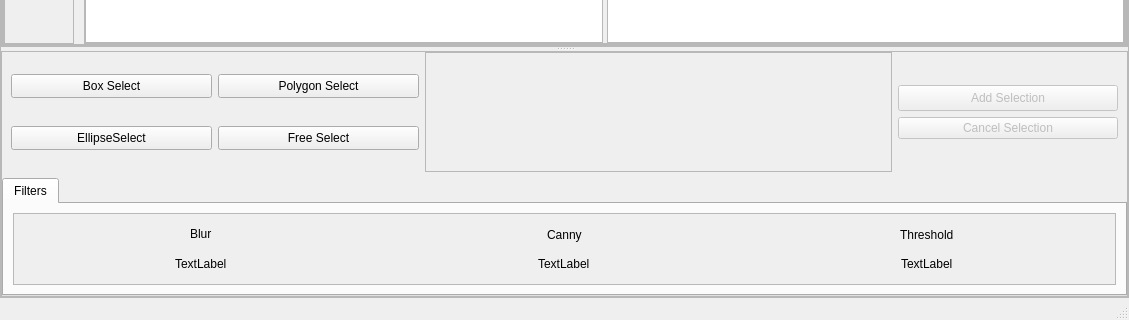
First picture: the form in Qt/InstaDam/app/instadam.ui, repository Vedhus/InstaDam, before the edit; both pictures show x 0 to 1129 and y 663 to 983 of the 1129 by 983 pixel window.
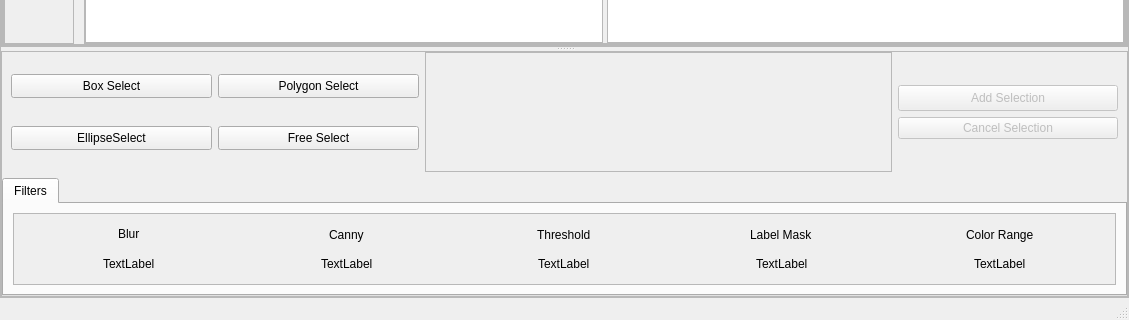
Second picture: the form after the edit. Custom widgets are drawn as their Qt base class.

Commit message: Label pixmaps

Diff of the .ui file:
```diff
--- a/Qt/InstaDam/app/instadam.ui
+++ b/Qt/InstaDam/app/instadam.ui
@@ -718,6 +718,20 @@
                          </property>
                         </widget>
                        </item>
+                       <item alignment="Qt::AlignHCenter">
+                        <widget class="QLabel" name="label_2">
+                         <property name="text">
+                          <string>Label Mask</string>
+                         </property>
+                        </widget>
+                       </item>
+                       <item alignment="Qt::AlignHCenter">
+                        <widget class="QLabel" name="label_3">
+                         <property name="text">
+                          <string>Color Range</string>
+                         </property>
+                        </widget>
+                       </item>
                       </layout>
                      </item>
                      <item>
@@ -743,6 +757,20 @@
                          </property>
                         </widget>
                        </item>
+                       <item alignment="Qt::AlignHCenter">
+                        <widget class="PicPushButton" name="labelmask_label">
+                         <property name="text">
+                          <string>TextLabel</string>
+                         </property>
+                        </widget>
+                       </item>
+                       <item alignment="Qt::AlignHCenter">
+                        <widget class="PicPushButton" name="colorrange_label">
+                         <property name="text">
+                          <string>TextLabel</string>
+                         </property>
+                        </widget>
+                       </item>
                       </layout>
                      </item>
                     </layout>
```
The commit also changes 19 other files.
